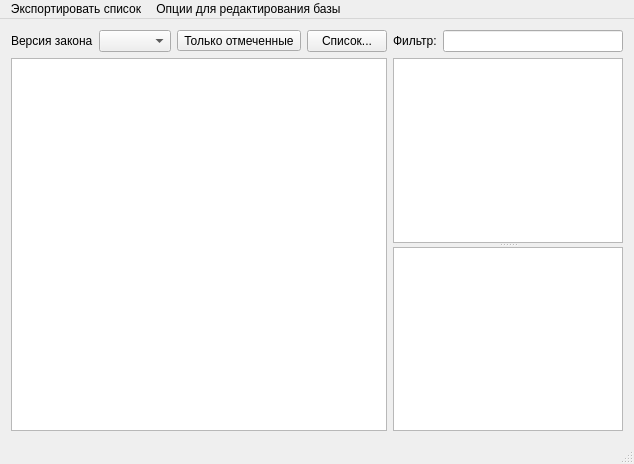
First picture: the form in qokved/qokvedmainwindow.ui, repository kostin1221/okved, before the edit.
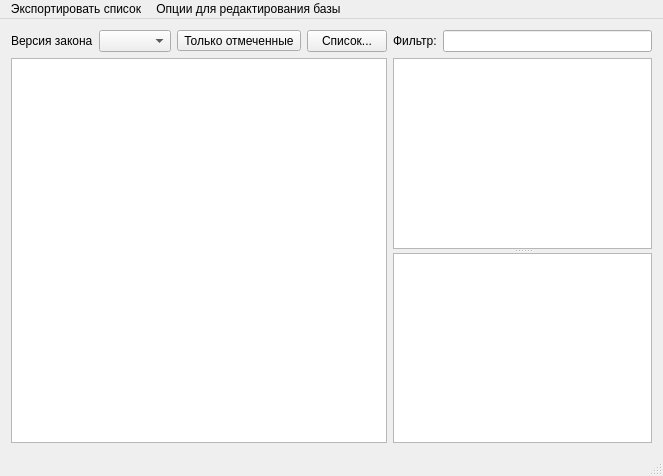
Second picture: the form after the edit.

What changed in the file:
```diff
--- a/qokved/qokvedmainwindow.ui
+++ b/qokved/qokvedmainwindow.ui
@@ -6,8 +6,8 @@
    <rect>
     <x>0</x>
     <y>0</y>
-    <width>634</width>
-    <height>464</height>
+    <width>663</width>
+    <height>476</height>
    </rect>
   </property>
   <property name="windowTitle">
@@ -160,7 +160,7 @@
     <rect>
      <x>0</x>
      <y>0</y>
-     <width>634</width>
+     <width>663</width>
      <height>20</height>
     </rect>
    </property>
```
Left out of the diff: 23 changed lines with no effect on the pictures.
